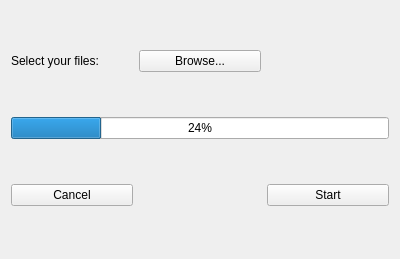
aelk/veritas, file veritas_gui.ui: the form before one commit.
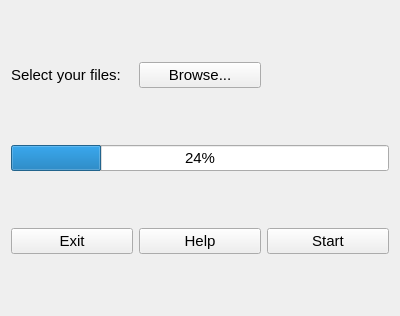
The form after the commit.

```diff
--- a/veritas_gui.ui
+++ b/veritas_gui.ui
@@ -10,26 +10,34 @@
     <x>0</x>
     <y>0</y>
     <width>400</width>
-    <height>259</height>
+    <height>316</height>
    </rect>
   </property>
   <property name="minimumSize">
    <size>
     <width>400</width>
-    <height>0</height>
+    <height>300</height>
    </size>
   </property>
+  <property name="maximumSize">
+   <size>
+    <width>500</width>
+    <height>316</height>
+   </size>
+  </property>
+  <property name="font">
+   <font>
+    <pointsize>11</pointsize>
+    <weight>50</weight>
+    <italic>false</italic>
+    <bold>false</bold>
+    <kerning>true</kerning>
+   </font>
+  </property>
   <property name="windowTitle">
    <string>Veritas (GUI)</string>
   </property>
   <layout class="QGridLayout" name="gridLayout">
-   <item row="3" column="0">
-    <widget class="QPushButton" name="pushButton_Cancel">
-     <property name="text">
-      <string>Cancel</string>
-     </property>
-    </widget>
-   </item>
    <item row="3" column="2">
     <widget class="QPushButton" name="pushButton_Start">
      <property name="text">
@@ -37,10 +45,10 @@
      </property>
     </widget>
    </item>
-   <item row="2" column="0" colspan="3">
-    <widget class="QProgressBar" name="progressBar">
-     <property name="value">
-      <number>24</number>
+   <item row="3" column="0">
+    <widget class="QPushButton" name="pushButton_Exit">
+     <property name="text">
+      <string>Exit</string>
      </property>
     </widget>
    </item>
@@ -58,6 +66,20 @@
      </property>
     </widget>
    </item>
+   <item row="2" column="0" colspan="3">
+    <widget class="QProgressBar" name="progressBar">
+     <property name="value">
+      <number>24</number>
+     </property>
+    </widget>
+   </item>
+   <item row="3" column="1">
+    <widget class="QPushButton" name="pushButton_Help">
+     <property name="text">
+      <string>Help</string>
+     </property>
+    </widget>
+   </item>
   </layout>
  </widget>
  <resources/>
```
Left out of the diff: 2 changed lines with no effect on the pictures.
